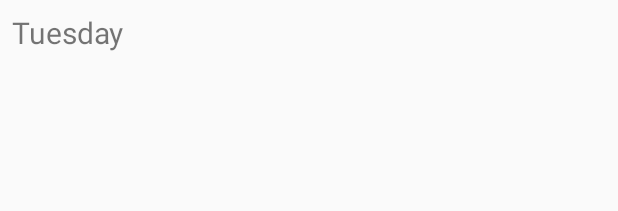
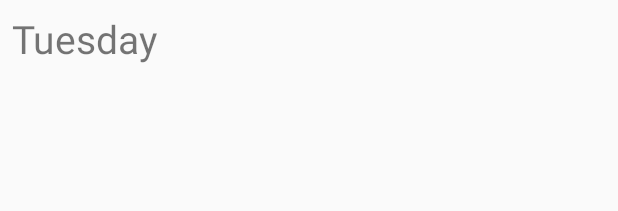
Before and after one commit to grepx/forecast5, an Android app: the layout view_day_forecast.xml on its own in the app's theme, with its tools: preview values and no code run, on a phone screen of 412 x 824 dp. Shown: the top 211 px of the screen. Run offline under Robolectric (Android 15) with nearby library versions, the phone set to English and light mode, and no system bars.

Commit message:
Add icon images to hour views

```diff
--- a/app/build.gradle
+++ b/app/build.gradle
@@ -33,6 +33,8 @@ dependencies {
   compile 'com.squareup.retrofit2:converter-gson:2.1.0'
   compile 'com.squareup.retrofit2:adapter-rxjava:2.1.0'
 
+  compile 'com.squareup.picasso:picasso:2.5.2'
+
   compile 'com.jakewharton.threetenabp:threetenabp:1.0.3'
 
   testCompile 'junit:junit:4.12'
--- a/app/src/main/java/com/grepx/forecast5/network/OpenWeatherConstants.java
+++ b/app/src/main/java/com/grepx/forecast5/network/OpenWeatherConstants.java
@@ -3,6 +3,6 @@ package com.grepx.forecast5.network;
 public class OpenWeatherConstants {
   public static String apiUrl = "http://api.openweathermap.org/data/2.5/";
   public static String appId = "65756037449a32d4c723e7b9e6bb40dd";
-  public static String iconUrlTemplate = "http://openweathermap.org/img/w/$s.png";
+  public static String iconUrlTemplate = "http://openweathermap.org/img/w/%1$s.png";
 
 }
--- a/app/src/main/res/layout/view_day_forecast.xml
+++ b/app/src/main/res/layout/view_day_forecast.xml
@@ -10,7 +10,7 @@
       android:id="@+id/day_name"
       android:layout_width="wrap_content"
       android:layout_height="wrap_content"
-      android:textSize="20sp"
+      android:textSize="26sp"
       android:layout_margin="8dp"
       tools:text="Tuesday"
       />
```
Also changed, not shown: app/src/main/java/com/grepx/forecast5/ui/HourForecastView.java (+7 -0 lines).
